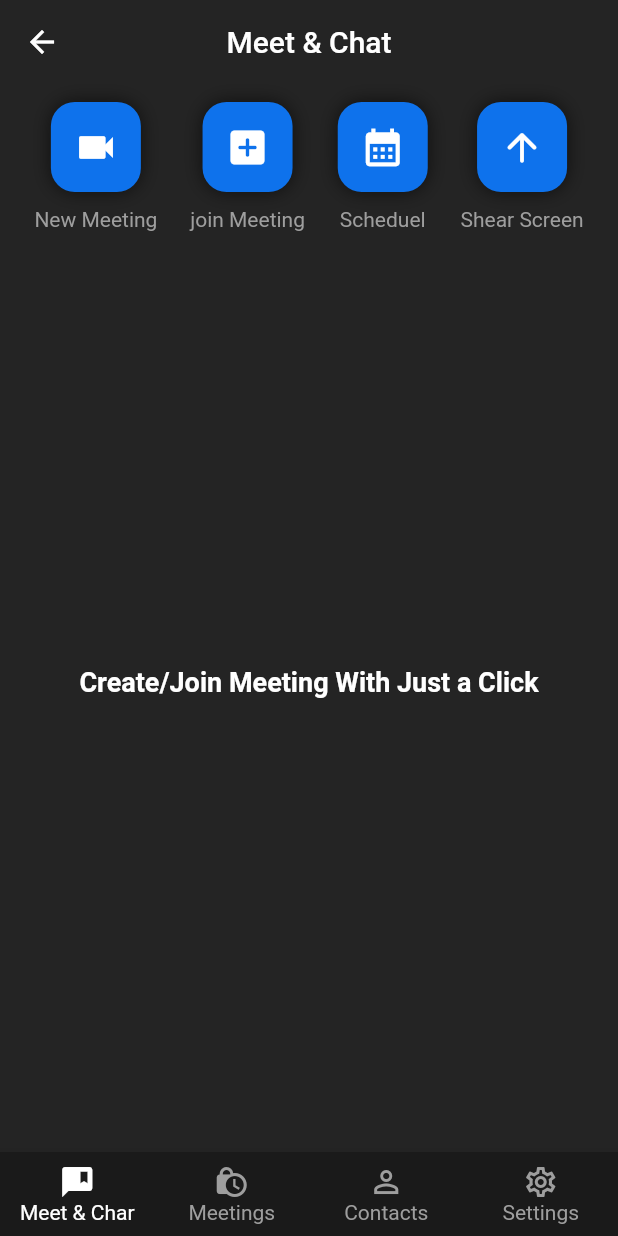
After one commit to malikabdullahnaazar/Mooz, a Flutter app: the HomeScreen screen opened by its route, on a phone screen of 412 x 824 dp. The commit adds this screen. Run offline on Flutter 3.47's test engine with Material 2 defaults, Android fonts, the light colour scheme and no system bars; our stand-ins replace cloud_firestore, firebase_auth, firebase_core, google_sign_in; accounts and stored records are empty.

Commit message:
all done without juscimeet

```diff
--- a/lib/screens/home_screen.dart
+++ b/lib/screens/home_screen.dart
@@ -1,17 +1,77 @@
 import 'package:flutter/material.dart';
+import 'package:mooz/resources/auth_methods.dart';
+import 'package:mooz/screens/history_meeting_screen.dart';
+import 'package:mooz/screens/meeting_screen.dart';
+import 'package:mooz/utils/colors.dart';
+import 'package:mooz/widgets/custom_buttom.dart';
 
 class HomeScreen extends StatefulWidget {
-  const HomeScreen({super.key});
+  const HomeScreen({Key? key}) : super(key: key);
 
   @override
   State<HomeScreen> createState() => _HomeScreenState();
 }
 
 class _HomeScreenState extends State<HomeScreen> {
+  int _page = 0;
+  onPageChanged(int page) {
+    setState(() {
+      _page = page;
+    });
+  }
+
+  List<Widget> pages = [
+    MeetingScreen(),
+    const HistoryMeetingScreen(),
+    const Text('Contacts'),
+    CustomButton(text: 'Log Out', onPressed: () => AuthMethods().signOut()),
+  ];
+
   @override
   Widget build(BuildContext context) {
-    return const Center(
-      child: Text("Home Screen"),
+    return Scaffold(
+      appBar: AppBar(
+        backgroundColor: backgroundColor,
+        elevation: 0,
+        title: const Text('Meet & Chat'),
+        centerTitle: true,
+      ),
+      body: pages[_page],
+      bottomNavigationBar: BottomNavigationBar(
+        backgroundColor: footerColor,
+        selectedItemColor: Colors.white,
+        unselectedItemColor: Colors.grey,
+        onTap: onPageChanged,
+        currentIndex: _page,
+        type: BottomNavigationBarType.fixed,
+        unselectedFontSize: 14,
+        items: const [
+          BottomNavigationBarItem(
+            icon: Icon(
+              Icons.comment_bank,
+            ),
+            label: 'Meet & Char',
+          ),
+          BottomNavigationBarItem(
+            icon: Icon(
+              Icons.lock_clock,
+            ),
+            label: 'Meetings',
+          ),
+          BottomNavigationBarItem(
+            icon: Icon(
+              Icons.person_outline,
+            ),
+            label: 'Contacts',
+          ),
+          BottomNavigationBarItem(
+            icon: Icon(
+              Icons.settings_outlined,
+            ),
+            label: 'Settings',
+          ),
+        ],
+      ),
     );
   }
 }
--- a/lib/screens/login_screen.dart
+++ b/lib/screens/login_screen.dart
@@ -16,7 +16,7 @@ class _LoginScreenState extends State<LoginScreen> {
     return SafeArea(
       child: Scaffold(
         body: Column(
-          mainAxisAlignment: MainAxisAlignment.center,
+          mainAxisAlignment: MainAxisAlignment.spaceAround,
           children: [
             const Text(
               "Start or join a meeting",
--- /dev/null
+++ b/lib/screens/meeting_screen.dart
@@ -0,0 +1,63 @@
+import 'dart:math';
+
+import 'package:flutter/material.dart';
+import 'package:mooz/resources/jitsi_meet_methods.dart';
+
+import '../widgets/home_page_button.dart';
+
+class MeetingScreen extends StatelessWidget {
+  const MeetingScreen({super.key});
+  // final JitsiMeetMethods _jitsiMeetMethods = JitsiMeetMethods();
+  // createNewMeeting() async {
+  //   var random = Random();
+  //   String roomName = (random.nextInt(10000000) + 10000010).toString();
+  //   _jitsiMeetMethods.createMeeting(
+  //       roomName: roomName, isAudiMuted: true, isVedioMuted: true);
+  // }
+
+  @override
+  Widget build(BuildContext context) {
+    return Padding(
+      padding: const EdgeInsets.all(12.0),
+      child: Column(
+        children: [
+          Row(
+            mainAxisAlignment: MainAxisAlignment.spaceAround,
+            children: [
+              HomeMeetingButton(
+                onpressed: () {
+                  // createNewMeeting();
+                },
+                icon: Icons.videocam,
+                text: 'New Meeting',
+              ),
+              HomeMeetingButton(
+                onpressed: () {},
+                icon: Icons.add_box_rounded,
+                text: 'join Meeting',
+              ),
+              HomeMeetingButton(
+                onpressed: () {},
+                icon: Icons.calendar_month,
+                text: 'Scheduel',
+              ),
+              HomeMeetingButton(
+                onpressed: () {},
+                icon: Icons.arrow_upward_rounded,
+                text: 'Shear Screen',
+              ),
+            ],
+          ),
+          const Expanded(
+            child: Center(
+              child: Text(
+                "Create/Join Meeting With Just a Click",
+                style: TextStyle(fontSize: 18, fontWeight: FontWeight.bold),
+              ),
+            ),
+          ),
+        ],
+      ),
+    );
+  }
+}
--- /dev/null
+++ b/lib/widgets/home_page_button.dart
@@ -0,0 +1,49 @@
+import 'package:flutter/material.dart';
+import 'package:mooz/utils/colors.dart';
+
+class HomeMeetingButton extends StatelessWidget {
+  final VoidCallback onpressed;
+  final IconData icon;
+  final String text;
+  const HomeMeetingButton(
+      {super.key,
+      required this.onpressed,
+      required this.icon,
+      required this.text});
+
+  @override
+  Widget build(BuildContext context) {
+    return GestureDetector(
+      onTap: onpressed,
+      child: Column(
+        children: [
+          Container(
+            decoration: BoxDecoration(
+                color: buttonColor,
+                borderRadius: BorderRadius.circular(16),
+                boxShadow: [
+                  BoxShadow(
+                    blurRadius: 10,
+                    color: Colors.black.withOpacity(0.6),
+                  ),
+                ]),
+            height: 60,
+            width: 60,
+            child: Icon(
+              icon,
+              color: Colors.white,
+              size: 30,
+            ),
+          ),
+          const SizedBox(
+            height: 10,
+          ),
+          Text(
+            text,
+            style: const TextStyle(color: Colors.grey),
+          )
+        ],
+      ),
+    );
+  }
+}
```
Also changed, not shown: lib/resources/firestoremethods.dart (added, +28 -0 lines), lib/resources/jitsi_meet_methods.dart (added, +32 -0 lines), lib/screens/history_meeting_screen.dart (added, +33 -0 lines), lib/utils/custom_button.dart (added, +39 -0 lines), pubspec.yaml (+1 -6 lines), 2 other files.
